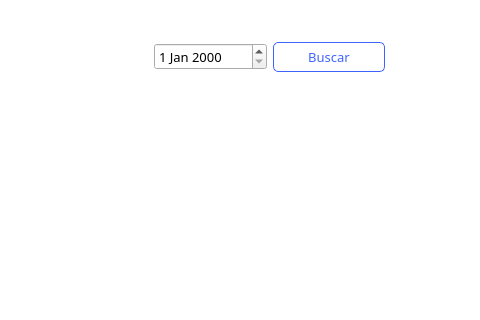
Before: the Qt Designer form hospital-Core/Widgets/Medico/medico_horario.ui in MrDanielG/Hospital-SCRUM, drawn with Qt 5; both pictures show x 886 to 1366 and y 0 to 320 of the 1366 by 711 pixel window.
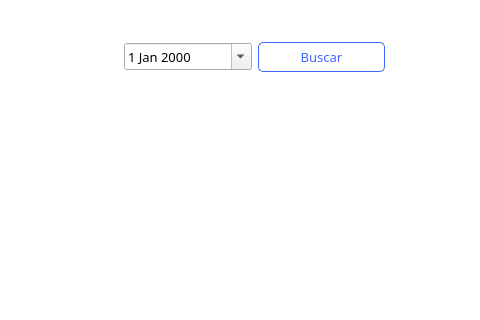
After: the same form once the commit is applied.

The edit to the form file:
```diff
--- a/hospital-Core/Widgets/Medico/medico_horario.ui
+++ b/hospital-Core/Widgets/Medico/medico_horario.ui
@@ -92,9 +92,9 @@
   <widget class="QWidget" name="layoutWidget">
    <property name="geometry">
     <rect>
-     <x>1040</x>
+     <x>1010</x>
      <y>40</y>
-     <width>231</width>
+     <width>261</width>
      <height>34</height>
     </rect>
    </property>
@@ -107,6 +107,9 @@
         <pointsize>10</pointsize>
        </font>
       </property>
+      <property name="calendarPopup">
+       <bool>true</bool>
+      </property>
      </widget>
     </item>
     <item>
```
